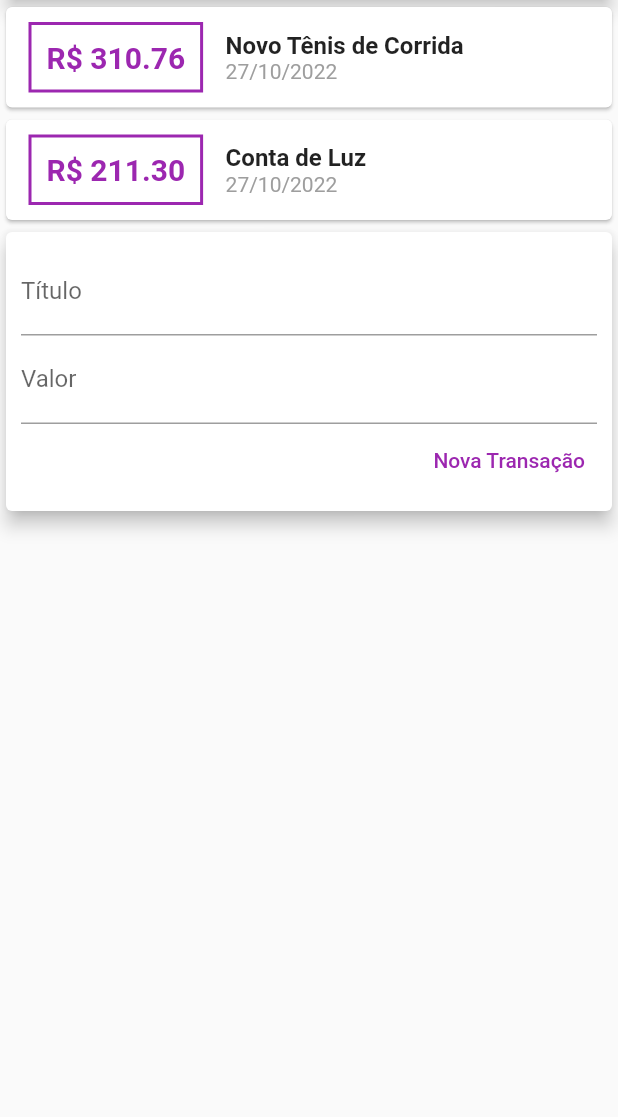
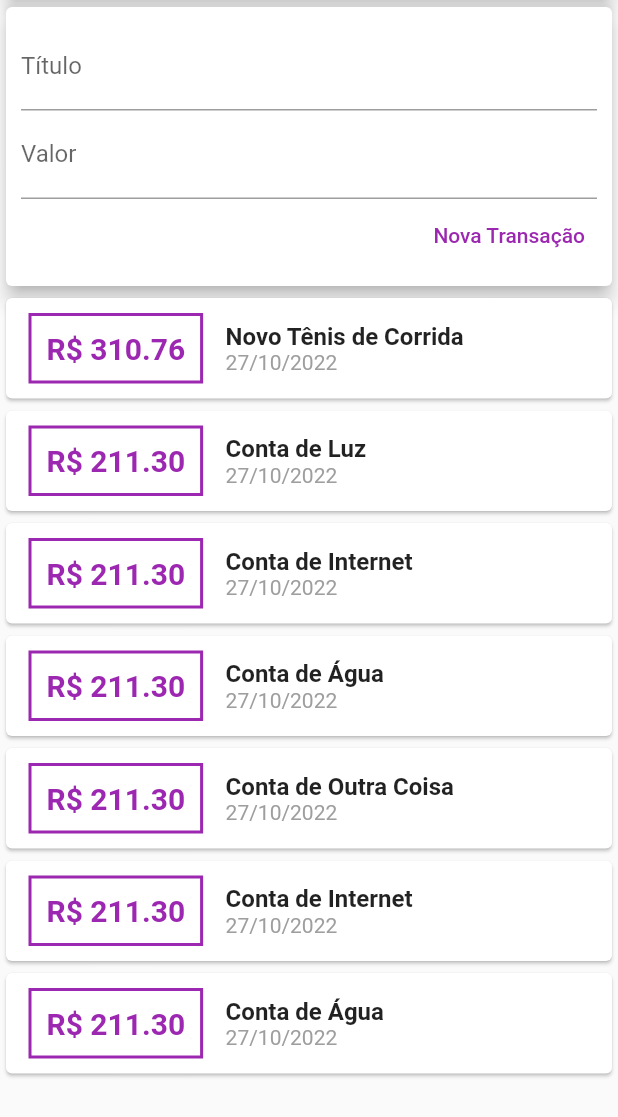
Before and after one commit to brunodeev/expenses_app, a Flutter app: the screen it shows after launch, on a phone screen of 412 x 824 dp, the part 119-1236 px from its top. Run offline on Flutter 3.47's test engine with Material 2 defaults, Android fonts, the phone set to English and light mode, and no system bars.

Commit message:
adicionando single child scroll view

```diff
--- a/lib/components/transaction_list.dart
+++ b/lib/components/transaction_list.dart
@@ -9,7 +9,11 @@ class TransactionList extends StatelessWidget {
 
   @override
   Widget build(BuildContext context) {
-    return Column(
+    return Container(
+      height: MediaQuery.of(context).size.height * 0.639,
+      child: SingleChildScrollView(
+        physics: const BouncingScrollPhysics(),
+        child: Column(
           children: transactions.map((tr) {
             return Card(
               child: Row(
@@ -57,6 +61,8 @@ class TransactionList extends StatelessWidget {
               ),
             );
           }).toList(),
+        ),
+      ),
     );
   }
 }
--- a/lib/components/transaction_user.dart
+++ b/lib/components/transaction_user.dart
@@ -27,6 +27,54 @@ class _TransactionUserState extends State<TransactionUser> {
       value: 211.30,
       date: DateTime.now(),
     ),
+    Transaction(
+      id: 't3',
+      title: 'Conta de Internet',
+      value: 211.30,
+      date: DateTime.now(),
+    ),
+    Transaction(
+      id: 't4',
+      title: 'Conta de Água',
+      value: 211.30,
+      date: DateTime.now(),
+    ),
+    Transaction(
+      id: 't5',
+      title: 'Conta de Outra Coisa',
+      value: 211.30,
+      date: DateTime.now(),
+    ),
+    Transaction(
+      id: 't6',
+      title: 'Conta de Internet',
+      value: 211.30,
+      date: DateTime.now(),
+    ),
+    Transaction(
+      id: 't7',
+      title: 'Conta de Água',
+      value: 211.30,
+      date: DateTime.now(),
+    ),
+    Transaction(
+      id: 't8',
+      title: 'Conta de Outra Coisa',
+      value: 211.30,
+      date: DateTime.now(),
+    ),
+    Transaction(
+      id: 't9',
+      title: 'Conta de Água',
+      value: 211.30,
+      date: DateTime.now(),
+    ),
+    Transaction(
+      id: 't10',
+      title: 'Conta de Outra Coisa',
+      value: 211.30,
+      date: DateTime.now(),
+    ),
   ];
 
   _addTransaction(String title, double value) {
@@ -46,8 +94,8 @@ class _TransactionUserState extends State<TransactionUser> {
   Widget build(BuildContext context) {
     return Column(
       children: [
+        TransactionForm(_addTransaction),
         TransactionList(_transactions),
-        TransactionForm(_addTransaction),
       ],
     );
   }
--- a/lib/main.dart
+++ b/lib/main.dart
@@ -24,7 +24,8 @@ class HomePage extends StatelessWidget {
       appBar: AppBar(
         title: const Text('Despesas Pessoais'),
       ),
-      body: Column(
+      body: SingleChildScrollView(
+        child: Column(
           crossAxisAlignment: CrossAxisAlignment.stretch,
           children: const <Widget>[
             Card(
@@ -35,6 +36,7 @@ class HomePage extends StatelessWidget {
             TransactionUser(),
           ],
         ),
+      ),
     );
   }
 }
```
Lines whose indentation alone changed are shown as unchanged.
